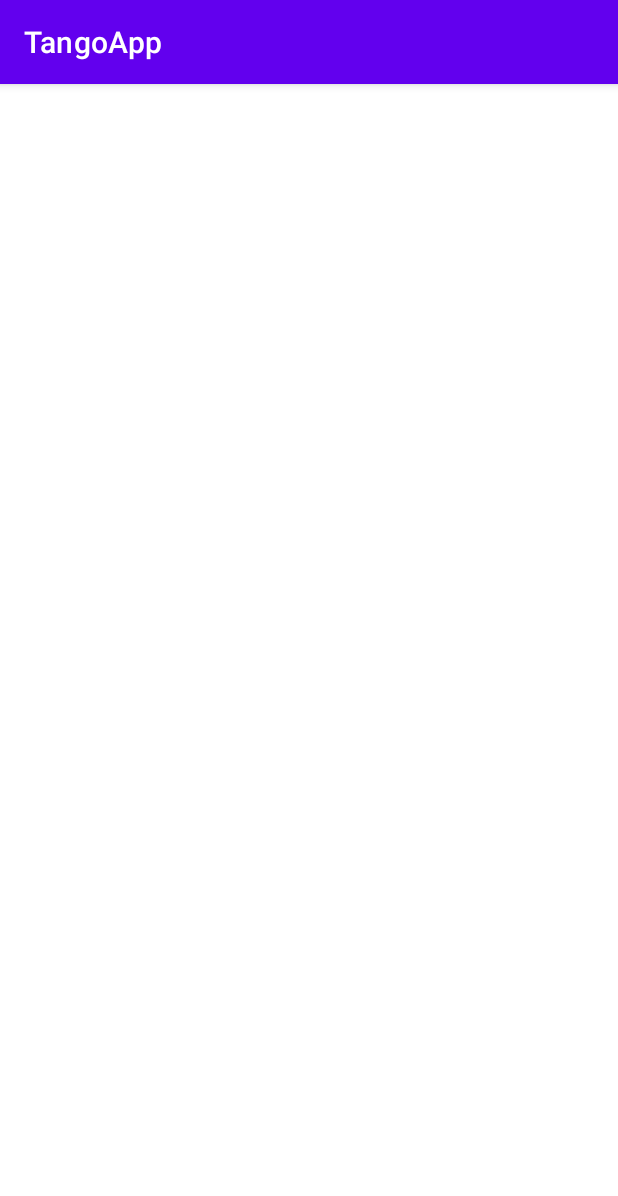
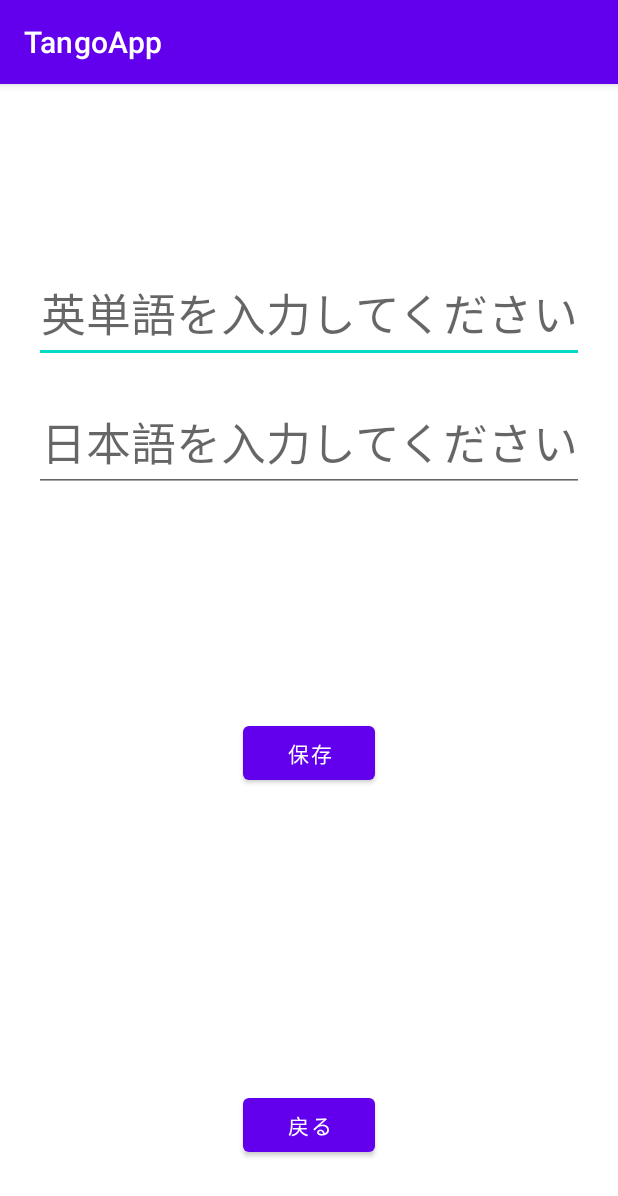
Before and after one commit to sakuradauverworld/Practice_Sakurada, an Android app: the WordAdditionActivity screen opened directly, with no data from a screen before it, on a phone screen of 412 x 824 dp. Shown: the top 1196 px of the screen. Run offline under Robolectric (Android 15) with nearby library versions, the phone set to English and light mode, and no system bars.

Commit message:
単語追加画面のデザイン作成

```diff
--- a/TangoApp/app/src/main/res/layout/activity_word_addition.xml
+++ b/TangoApp/app/src/main/res/layout/activity_word_addition.xml
@@ -6,4 +6,53 @@
     android:layout_height="match_parent"
     tools:context=".WordAdditionActivity">
 
+    <EditText
+        android:id="@+id/englishInput"
+        android:layout_width="wrap_content"
+        android:layout_height="wrap_content"
+        android:hint="英単語を入力してください"
+        android:layout_marginTop="100dp"
+        android:textSize="30dp"
+        android:maxLength="20"
+        android:maxLines="1"
+        android:textAlignment="center"
+        app:layout_constraintBottom_toTopOf="@+id/japanese"
+        app:layout_constraintEnd_toEndOf="parent"
+        app:layout_constraintStart_toStartOf="parent"
+        app:layout_constraintTop_toTopOf="parent"
+        />
+
+    <EditText
+        android:id="@+id/japanese"
+        android:layout_width="wrap_content"
+        android:layout_height="wrap_content"
+        android:hint="日本語を入力してください"
+        android:textSize="30dp"
+        android:maxLength="10"
+        android:maxLines="1"
+        android:textAlignment="center"
+        app:layout_constraintBottom_toTopOf="@+id/saveButton"
+        app:layout_constraintEnd_toEndOf="parent"
+        app:layout_constraintStart_toStartOf="parent"
+        android:layout_marginBottom="150dp"/>
+
+    <Button
+        android:id="@+id/saveButton"
+        android:layout_width="wrap_content"
+        android:layout_height="wrap_content"
+        android:text="保存"
+        app:layout_constraintBottom_toTopOf="@+id/mainBackButton"
+        app:layout_constraintEnd_toEndOf="parent"
+        app:layout_constraintStart_toStartOf="parent"
+        android:layout_marginBottom="200dp"/>
+
+    <Button
+        android:id="@+id/mainBackButton"
+        android:layout_width="wrap_content"
+        android:layout_height="wrap_content"
+        android:text="戻る"
+        android:layout_marginBottom="50dp"
+        app:layout_constraintBottom_toBottomOf="parent"
+        app:layout_constraintEnd_toEndOf="parent"
+        app:layout_constraintStart_toStartOf="parent" />
 </androidx.constraintlayout.widget.ConstraintLayout>
```
